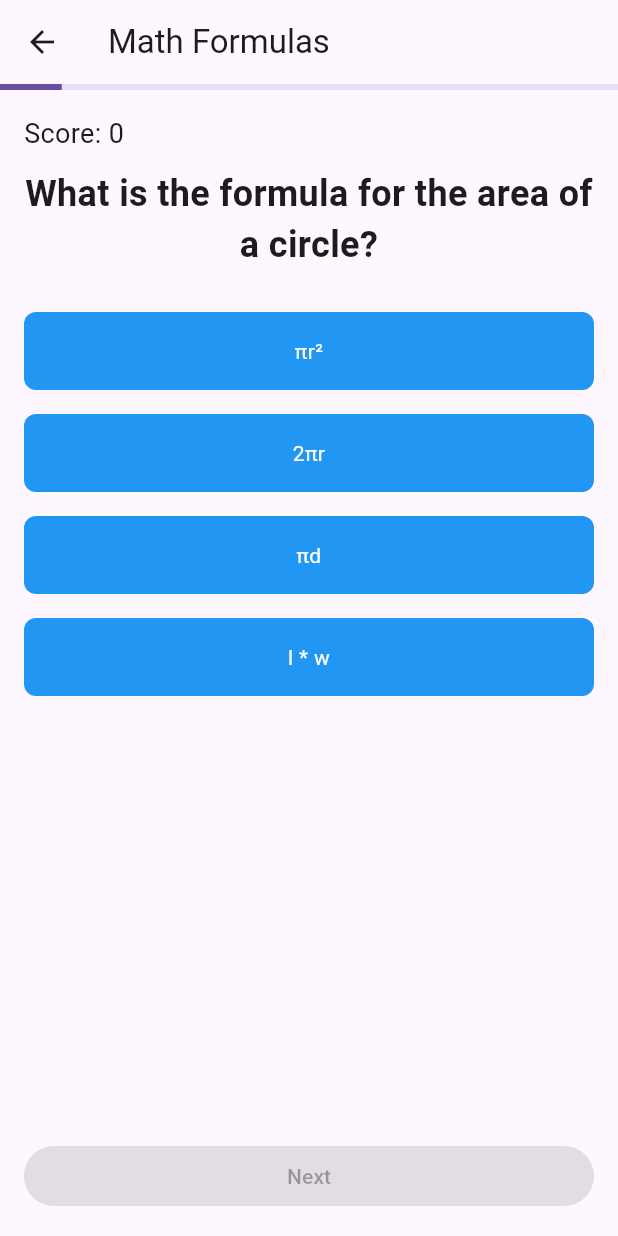
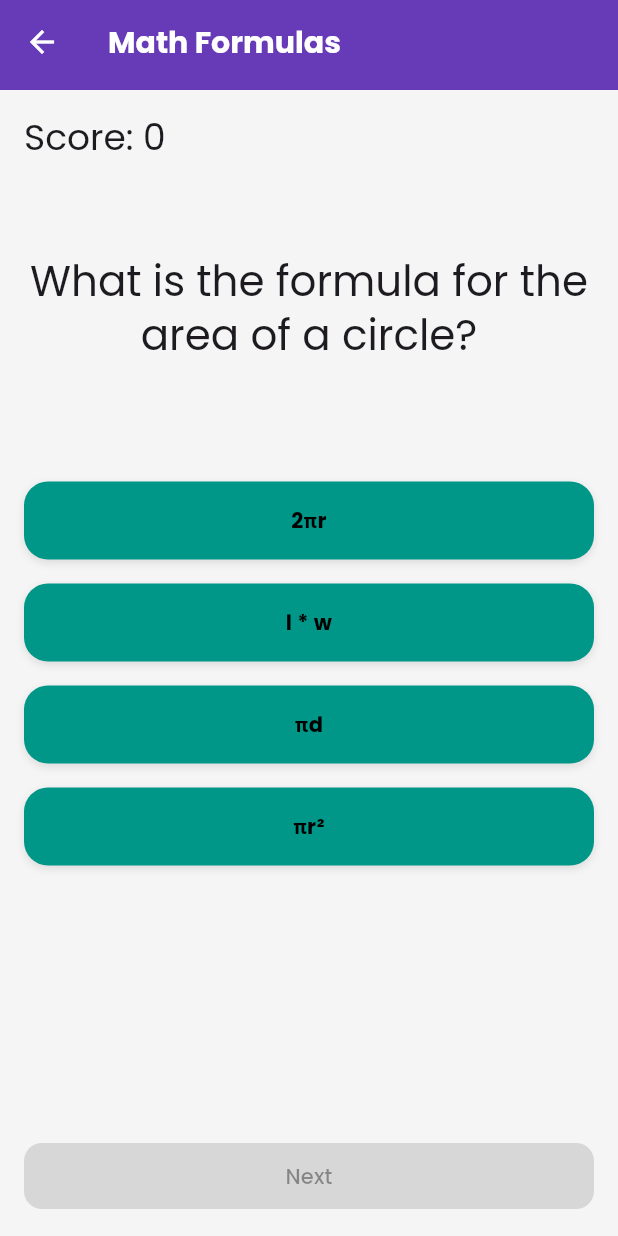
Before and after one commit to parthicccc/FlashCard_LearningApp, a Flutter app: the screen it shows after launch, after a tap on "Math Formulas", on a phone screen of 412 x 824 dp. Run offline on Flutter 3.47's test engine with Material 3 defaults, Android fonts, the phone set to English and light mode, and no system bars; our stand-ins replace google_fonts.

Commit message:
Solved some exceptions

```diff
--- a/lib/data/questions.dart
+++ b/lib/data/questions.dart
@@ -2,14 +2,14 @@ const questions = {
   'English Words': [
     {
       'question': 'What is the synonym of "happy"?',
-      'answers': ['Joyful', 'Sad', 'Angry', 'Tired'],
-      'correctAnswerIndex': 0,
+      'answers': [ 'Sad', 'Joyful', 'Angry', 'Tired'],
+      'correctAnswerIndex': 1,
       'points': 10,
     },
     {
       'question': 'What is the antonym of "big"?',
-      'answers': ['Small', 'Large', 'Huge', 'Giant'],
-      'correctAnswerIndex': 0,
+      'answers': ['Large', 'Huge', 'Giant', 'Small'],
+      'correctAnswerIndex': 3,
       'points': 10,
     },
     {
--- a/lib/main.dart
+++ b/lib/main.dart
@@ -1,6 +1,6 @@
-import 'package:flashcard_app/screens/loading_screen.dart';
+import 'package:flashcard_app/screens/splash_screen.dart';
 import 'package:flutter/material.dart';
-import 'package:flashcard_app/screens/topic_selection_screen.dart';
+import 'package:google_fonts/google_fonts.dart';
 
 void main() {
   runApp(const MyApp());
@@ -27,10 +27,71 @@ class _MyAppState extends State<MyApp> {
   Widget build(BuildContext context) {
     return MaterialApp(
       title: 'Flashcard App',
-      theme: ThemeData.light(),
-      darkTheme: ThemeData.dark(),
+      debugShowCheckedModeBanner: false,
+      theme: ThemeData(
+        primarySwatch: Colors.deepPurple,
+        colorScheme: ColorScheme.fromSwatch(
+          primarySwatch: Colors.deepPurple,
+        ).copyWith(
+          secondary: Colors.teal,
+        ),
+        scaffoldBackgroundColor: const Color(0xFFF5F5F5),
+        appBarTheme: AppBarTheme(
+          backgroundColor: Colors.deepPurple,
+          foregroundColor: Colors.white,
+          titleTextStyle: GoogleFonts.poppins(
+            fontSize: 20,
+            fontWeight: FontWeight.bold,
+          ),
+        ),
+        textTheme: GoogleFonts.poppinsTextTheme(),
+        elevatedButtonTheme: ElevatedButtonThemeData(
+          style: ElevatedButton.styleFrom(
+            backgroundColor: Colors.teal,
+            foregroundColor: Colors.white,
+            shape: RoundedRectangleBorder(
+              borderRadius: BorderRadius.circular(12),
+            ),
+            padding: const EdgeInsets.symmetric(horizontal: 24, vertical: 12),
+          ),
+        ),
+      ),
+      darkTheme: ThemeData.dark().copyWith(
+        primaryColor: Colors.deepPurple,
+        colorScheme: ColorScheme.fromSwatch(
+          brightness: Brightness.dark,
+          primarySwatch: Colors.deepPurple,
+        ).copyWith(
+          secondary: Colors.tealAccent,
+        ),
+        scaffoldBackgroundColor: const Color(0xFF121212),
+        appBarTheme: AppBarTheme(
+          backgroundColor: Colors.grey[900],
+          foregroundColor: Colors.white,
+          titleTextStyle: GoogleFonts.poppins(
+            fontSize: 20,
+            fontWeight: FontWeight.bold,
+          ),
+        ),
+        textTheme: GoogleFonts.poppinsTextTheme(
+          ThemeData.dark().textTheme.apply(
+            bodyColor: Colors.white,
+            displayColor: Colors.white,
+          ),
+        ),
+        elevatedButtonTheme: ElevatedButtonThemeData(
+          style: ElevatedButton.styleFrom(
+            backgroundColor: Colors.tealAccent,
+            foregroundColor: Colors.black,
+            shape: RoundedRectangleBorder(
+              borderRadius: BorderRadius.circular(12),
+            ),
+            padding: const EdgeInsets.symmetric(horizontal: 24, vertical: 12),
+          ),
+        ),
+      ),
       themeMode: _themeMode,
-      home: LoadingScreen(toggleTheme: _toggleTheme),
+      home: SplashScreen(toggleTheme: _toggleTheme),
     );
   }
 }
--- a/lib/screens/quiz_screen.dart
+++ b/lib/screens/quiz_screen.dart
@@ -15,12 +15,39 @@ class _QuizScreenState extends State<QuizScreen> {
   int _questionIndex = 0;
   int _score = 0;
   String? _selectedAnswer;
+  List<String> _shuffledAnswers = [];
+
+  @override
+  void initState() {
+    super.initState();
+    final questionList = questions[widget.topic];
+    if (questionList == null || questionList.isEmpty) {
+      // If there are no questions, we can't shuffle answers.
+      // The build method will handle showing an appropriate message.
+      return;
+    }
+    _shuffleAnswers();
+  }
+
+  void _shuffleAnswers() {
+    final questionList = questions[widget.topic];
+    if (questionList == null || questionList.isEmpty) return;
+
+    final currentQuestion = questionList[_questionIndex] as Map<String, Object>;
+    final answers = List<String>.from(currentQuestion['answers'] as List<String>);
+    answers.shuffle();
+    _shuffledAnswers = answers;
+  }
 
   void _nextQuestion() {
-    if (_questionIndex < questions[widget.topic]!.length - 1) {
+    final questionList = questions[widget.topic];
+    if (questionList == null) return;
+
+    if (_questionIndex < questionList.length - 1) {
       setState(() {
         _questionIndex++;
         _selectedAnswer = null;
+        _shuffleAnswers();
       });
     } else {
       // Quiz finished
@@ -29,7 +56,7 @@ class _QuizScreenState extends State<QuizScreen> {
         MaterialPageRoute(
           builder: (context) => ResultScreen(
             score: _score,
-            totalQuestions: questions[widget.topic]!.length,
+            totalQuestions: questionList.length,
           ),
         ),
       );
@@ -37,9 +64,13 @@ class _QuizScreenState extends State<QuizScreen> {
   }
 
   void _selectAnswer(String answer) {
-    final currentQuestion = questions[widget.topic]![_questionIndex] as Map<String, Object>;
+    final questionList = questions[widget.topic];
+    if (questionList == null) return;
+
+    final currentQuestion = questionList[_questionIndex] as Map<String, Object>;
     final correctAnswerIndex = currentQuestion['correctAnswerIndex'] as int;
-    final correctAnswer = (currentQuestion['answers'] as List<String>)[correctAnswerIndex];
+    final correctAnswer =
+        (currentQuestion['answers'] as List<String>)[correctAnswerIndex];
 
     setState(() {
       _selectedAnswer = answer;
@@ -51,10 +82,24 @@ class _QuizScreenState extends State<QuizScreen> {
 
   @override
   Widget build(BuildContext context) {
-    final currentQuestion = questions[widget.topic]![_questionIndex] as Map<String, Object>;
+    final questionList = questions[widget.topic];
+
+    if (questionList == null || questionList.isEmpty) {
+      return Scaffold(
+        appBar: AppBar(
+          title: Text(widget.topic),
+        ),
+        body: const Center(
+          child: Text('No questions available for this topic.'),
+        ),
+      );
+    }
+
+    final currentQuestion = questionList[_questionIndex] as Map<String, Object>;
     final correctAnswerIndex = currentQuestion['correctAnswerIndex'] as int;
-    final correctAnswer = (currentQuestion['answers'] as List<String>)[correctAnswerIndex];
-    final progress = (_questionIndex + 1) / questions[widget.topic]!.length;
+    final correctAnswer =
+        (currentQuestion['answers'] as List<String>)[correctAnswerIndex];
+    final progress = (_questionIndex + 1) / questionList.length;
 
     return Scaffold(
       appBar: AppBar(
@@ -69,15 +114,20 @@ class _QuizScreenState extends State<QuizScreen> {
         child: Column(
           crossAxisAlignment: CrossAxisAlignment.stretch,
           children: [
-            Text('Score: $_score', style: const TextStyle(fontSize: 18)),
+            Text('Score: $_score',
+                style: Theme.of(context).textTheme.headlineSmall),
             const SizedBox(height: 10),
-            Text(
-              currentQuestion['question'] as String,
-              style: const TextStyle(fontSize: 24, fontWeight: FontWeight.bold),
-              textAlign: TextAlign.center,
+            Expanded(
+              child: Center(
+                child: Text(
+                  currentQuestion['question'] as String,
+                  style: Theme.of(context).textTheme.headlineMedium,
+                  textAlign: TextAlign.center,
+                ),
+              ),
             ),
             const SizedBox(height: 20),
-            ...(currentQuestion['answers'] as List<String>).map((answer) {
+            ..._shuffledAnswers.map((answer) {
               final isSelected = _selectedAnswer == answer;
               final isCorrect = answer == correctAnswer;
               Color? buttonColor;
@@ -88,17 +138,29 @@ class _QuizScreenState extends State<QuizScreen> {
               return Padding(
                 padding: const EdgeInsets.symmetric(vertical: 8.0),
                 child: GestureDetector(
-                  onTap: _selectedAnswer == null ? () => _selectAnswer(answer) : null,
+                  onTap:
+                      _selectedAnswer == null ? () => _selectAnswer(answer) : null,
                   child: AnimatedContainer(
                     duration: const Duration(milliseconds: 300),
                     padding: const EdgeInsets.all(16.0),
                     decoration: BoxDecoration(
-                      color: buttonColor ?? Colors.blue,
-                      borderRadius: BorderRadius.circular(8.0),
+                      color: buttonColor ??
+                          Theme.of(context).colorScheme.secondary,
+                      borderRadius: BorderRadius.circular(16.0),
+                      boxShadow: [
+                        BoxShadow(
+                          color: Colors.black.withOpacity(0.1),
+                          blurRadius: 4.0,
+                          offset: const Offset(0, 2),
+                        ),
+                      ],
                     ),
                     child: Text(
                       answer,
-                      style: const TextStyle(color: Colors.white),
+                      style: TextStyle(
+                        color: buttonColor != null ? Colors.white : Colors.black,
+                        fontWeight: FontWeight.bold,
+                      ),
                       textAlign: TextAlign.center,
                     ),
                   ),
--- a/lib/screens/result_screen.dart
+++ b/lib/screens/result_screen.dart
@@ -8,26 +8,56 @@ class ResultScreen extends StatelessWidget {
 
   @override
   Widget build(BuildContext context) {
+    final double percentage = (score / (totalQuestions * 10)) * 100;
+    final bool isPassed = percentage >= 50;
+    final String message = isPassed
+        ? 'Congratulations! You passed.'
+        : 'Keep practicing! You can do better.';
+
     return Scaffold(
       appBar: AppBar(
         title: const Text('Quiz Results'),
+        automaticallyImplyLeading: false,
       ),
       body: Center(
+        child: Padding(
+          padding: const EdgeInsets.all(16.0),
           child: Column(
             mainAxisAlignment: MainAxisAlignment.center,
             children: [
               Text(
-              'Your Score: $score / ${totalQuestions * 10}',
-              style: const TextStyle(fontSize: 24, fontWeight: FontWeight.bold),
+                'Your Score',
+                style: Theme.of(context).textTheme.headlineMedium,
               ),
-            const SizedBox(height: 20),
-            ElevatedButton(
+              const SizedBox(height: 20.0),
+              Text(
+                '$score / ${totalQuestions * 10}',
+                style: Theme.of(context).textTheme.displayMedium?.copyWith(
+                      fontWeight: FontWeight.bold,
+                      color: isPassed ? Colors.green : Colors.red,
+                    ),
+              ),
+              const SizedBox(height: 20.0),
+              Text(
+                '${percentage.toStringAsFixed(2)}%',
+                style: Theme.of(context).textTheme.headlineSmall,
+              ),
+              const SizedBox(height: 20.0),
+              Text(
+                message,
+                style: Theme.of(context).textTheme.titleMedium,
+                textAlign: TextAlign.center,
+              ),
+              const SizedBox(height: 40.0),
+              ElevatedButton.icon(
                 onPressed: () {
                   Navigator.popUntil(context, (route) => route.isFirst);
                 },
-              child: const Text('Back to Topics'),
+                icon: const Icon(Icons.replay),
+                label: const Text('Play Again'),
               ),
             ],
+          ),
         ),
       ),
     );
--- /dev/null
+++ b/lib/screens/splash_screen.dart
@@ -0,0 +1,71 @@
+import 'package:flutter/material.dart';
+import 'dart:async';
+import 'package:flashcard_app/screens/topic_selection_screen.dart';
+
+class SplashScreen extends StatefulWidget {
+  final VoidCallback toggleTheme;
+  const SplashScreen({super.key, required this.toggleTheme});
+
+  @override
+  _SplashScreenState createState() => _SplashScreenState();
+}
+
+class _SplashScreenState extends State<SplashScreen> {
+  @override
+  void initState() {
+    super.initState();
+    Timer(
+      const Duration(seconds: 3),
+      () => Navigator.pushReplacement(
+        context,
+        MaterialPageRoute(
+          builder: (context) => TopicSelectionScreen(toggleTheme: widget.toggleTheme),
+        ),
+      ),
+    );
+  }
+
+  @override
+  Widget build(BuildContext context) {
+    return Scaffold(
+      backgroundColor: Theme.of(context).primaryColor,
+      body: Center(
+        child: Column(
+          mainAxisAlignment: MainAxisAlignment.center,
+          children: <Widget>[
+            TweenAnimationBuilder(
+              tween: Tween<double>(begin: 0, end: 1),
+              duration: const Duration(seconds: 2),
+              builder: (context, value, child) {
+                return Opacity(
+                  opacity: value,
+                  child: child,
+                );
+              },
+              child: const Icon(
+                Icons.school,
+                size: 100.0,
+                color: Colors.white,
+              ),
+            ),
+            const SizedBox(height: 20.0),
+            Text(
+              'Welcome to Flashcard App!',
+              style: Theme.of(context).textTheme.headlineSmall?.copyWith(
+                    color: Colors.white,
+                    fontWeight: FontWeight.bold,
+                  ),
+            ),
+            const SizedBox(height: 10.0),
+            Text(
+              'Your journey to knowledge begins now.',
+              style: Theme.of(context).textTheme.titleMedium?.copyWith(
+                    color: Colors.white70,
+                  ),
+            ),
+          ],
+        ),
+      ),
+    );
+  }
+}
--- a/lib/screens/topic_selection_screen.dart
+++ b/lib/screens/topic_selection_screen.dart
@@ -18,42 +18,58 @@ class TopicSelectionScreen extends StatelessWidget {
           ),
         ],
       ),
-      body: ListView(
+      body: Container(
+        padding: const EdgeInsets.all(16.0),
+        child: GridView.count(
+          crossAxisCount: 2,
+          crossAxisSpacing: 16.0,
+          mainAxisSpacing: 16.0,
           children: [
-          ListTile(
-            title: const Text('English Words'),
+            _buildTopicCard(context, 'English Words', Icons.book, Colors.blue),
+            _buildTopicCard(
+                context, 'Science Facts', Icons.science, Colors.green),
+            _buildTopicCard(
+                context, 'Math Formulas', Icons.calculate, Colors.orange),
+          ],
+        ),
+      ),
+    );
+  }
+
+  Widget _buildTopicCard(
+      BuildContext context, String topic, IconData icon, Color color) {
+    return Card(
+      elevation: 4.0,
+      shape: RoundedRectangleBorder(
+        borderRadius: BorderRadius.circular(16.0),
+      ),
+      color: color.withOpacity(0.8),
+      child: InkWell(
         onTap: () {
           Navigator.push(
             context,
             MaterialPageRoute(
-                  builder: (context) => const QuizScreen(topic: 'English Words'),
+              builder: (context) => QuizScreen(topic: topic),
             ),
           );
         },
+        borderRadius: BorderRadius.circular(16.0),
+        child: Column(
+          mainAxisAlignment: MainAxisAlignment.center,
+          children: [
+            Icon(icon, size: 48.0, color: Colors.white),
+            const SizedBox(height: 16.0),
+            Text(
+              topic,
+              style: const TextStyle(
+                fontWeight: FontWeight.bold,
+                color: Colors.white,
+                fontSize: 16.0,
               ),
-          ListTile(
-            title: const Text('Science Facts'),
-            onTap: () {
-              Navigator.push(
-                context,
-                MaterialPageRoute(
-                  builder: (context) => const QuizScreen(topic: 'Science Facts'),
-                ),
-              );
-            },
-          ),
-          ListTile(
-            title: const Text('Math Formulas'),
-            onTap: () {
-              Navigator.push(
-                context,
-                MaterialPageRoute(
-                  builder: (context) => const QuizScreen(topic: 'Math Formulas'),
-                ),
-              );
-            },
+              textAlign: TextAlign.center,
             ),
           ],
+        ),
       ),
     );
   }
--- a/pubspec.yaml
+++ b/pubspec.yaml
@@ -34,6 +34,7 @@ dependencies:
   # The following adds the Cupertino Icons font to your application.
   # Use with the CupertinoIcons class for iOS style icons.
   cupertino_icons: ^1.0.8
+  google_fonts: ^6.2.1
 
 dev_dependencies:
   flutter_test:
```
Also changed, not shown: pubspec.lock, 1 other file. Lines whose indentation alone changed are shown as unchanged.
